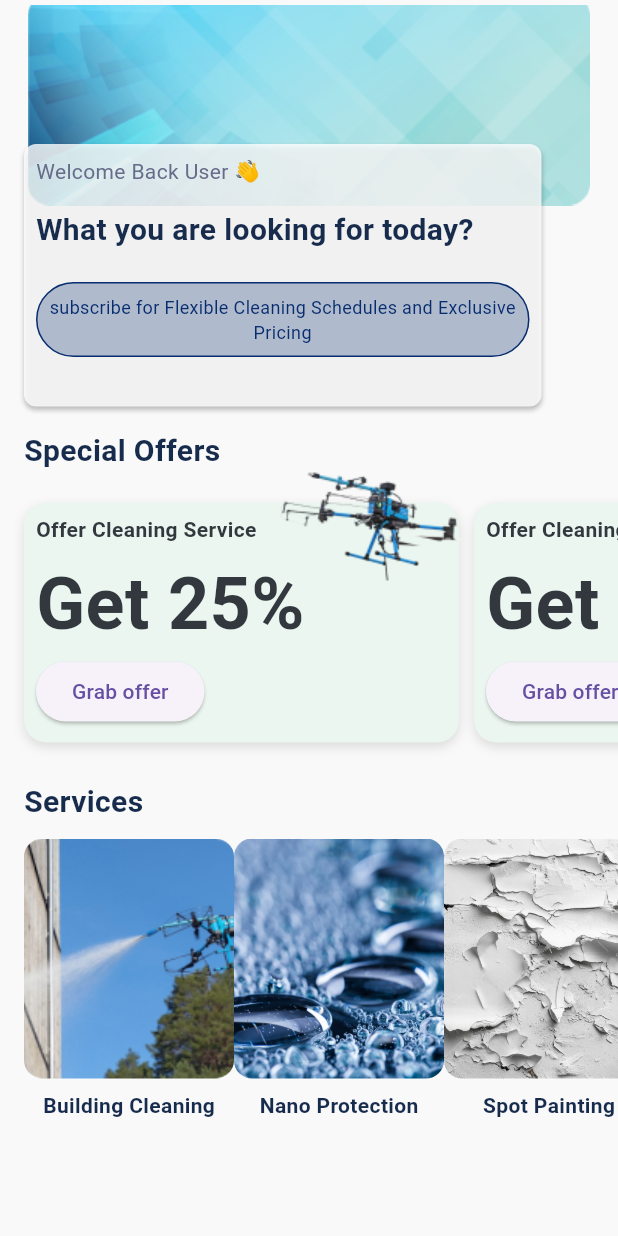
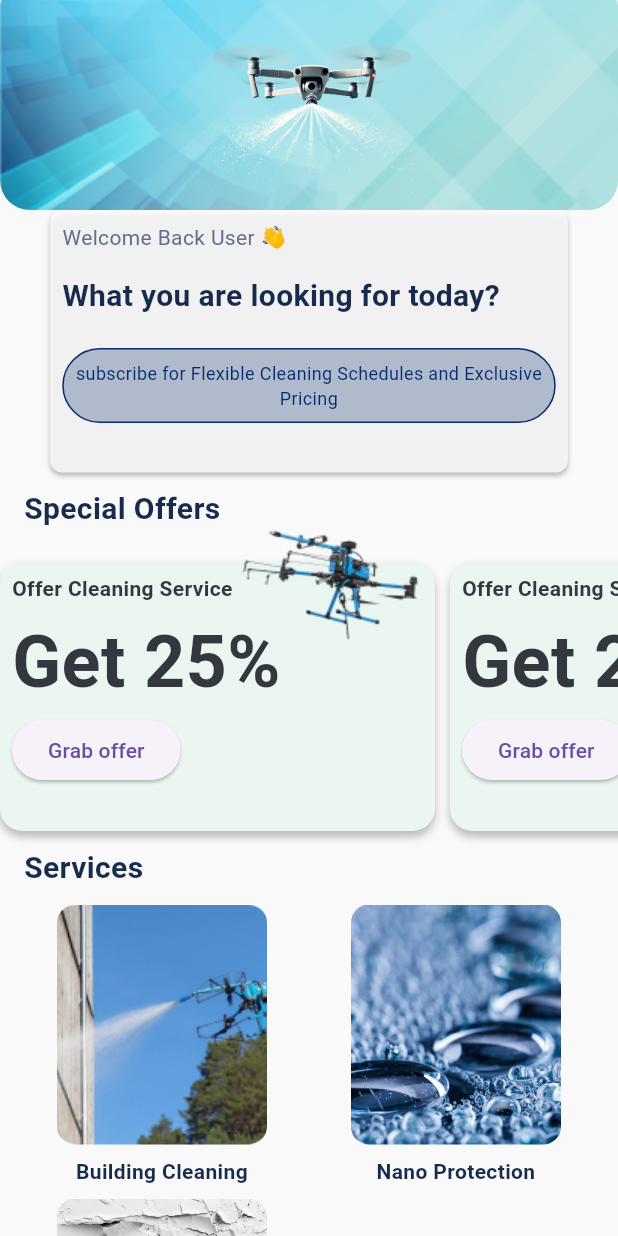
Before and after one commit to Abdulaziz-Alamri/Dronify_app, a Flutter app: the screen it shows after launch, on a phone screen of 412 x 824 dp. Run offline on Flutter 3.47's test engine with Material 3 defaults, Android fonts, the phone set to English and light mode, and no system bars.

Commit message:
home updated

```diff
--- a/apps/dronify/lib/Home/home_screen.dart
+++ b/apps/dronify/lib/Home/home_screen.dart
@@ -8,95 +8,62 @@ class HomeScreen extends StatelessWidget {
   @override
   Widget build(BuildContext context) {
     return Scaffold(
-      backgroundColor: Color(0xffF9F9F9),
+      backgroundColor: const Color(0xffF9F9F9),
       body: Stack(
         clipBehavior: Clip.none,
         children: [
-          Container(
-            height: 140,
-            width: double.infinity,
-            decoration: BoxDecoration(
-                image:
-                    DecorationImage(image: AssetImage('assets/appbar1.png'))),
+          CustomScrollView(
+            slivers: [
+              SliverAppBar(
+                expandedHeight: 140.0,
+                flexibleSpace: FlexibleSpaceBar(
+                  background: Container(
+                    decoration: const BoxDecoration(
+                      image: DecorationImage(
+                        image: AssetImage('assets/appbar1.png'),
+                        fit: BoxFit.cover,
                       ),
-          Positioned(
-            top: 80,
-            child: Container(
-              padding: EdgeInsets.all(16),
+                      borderRadius: BorderRadius.only(
+                        bottomLeft: Radius.circular(20),
+                        bottomRight: Radius.circular(20),
+                      ),
+                    ),
+                    child: Align(
+                      alignment: Alignment.bottomCenter,
+                      child: Image.asset(
+                        'assets/Group 34611.png',
+                      ),
+                    ),
+                  ),
+                ),
+                backgroundColor: Colors.transparent,
+                pinned: false,
+              ),
+              SliverToBoxAdapter(
                 child: Column(
                   crossAxisAlignment: CrossAxisAlignment.start,
                   children: [
-                  Container(
-                    height: 175,
-                    width: 345,
-                    decoration: BoxDecoration(
-                      color: Colors.white.withOpacity(0.8),
-                      borderRadius: BorderRadius.circular(8),
-                      boxShadow: [
-                        BoxShadow(
-                          color: Colors.black.withOpacity(0.25),
-                          blurRadius: 2,
-                          offset: Offset(0, 2),
-                        ),
-                      ],
-                    ),
-                    padding: EdgeInsets.all(8),
-                    child: Column(
-                      crossAxisAlignment: CrossAxisAlignment.start,
-                      children: [
-                        Text(
-                          'Welcome Back User 👋',
-                          style:
-                              TextStyle(fontSize: 14, color: Color(0xff666C89)),
-                        ),
-                        SizedBox(
-                          height: 15,
-                        ),
-                        Text(
-                          'What you are looking for today?',
-                          style: TextStyle(
-                              fontSize: 20,
-                              fontWeight: FontWeight.bold,
-                              color: Color(0xff172B4D)),
-                        ),
-                        SizedBox(
-                          height: 20,
-                        ),
-                        Container(
-                          height: 50,
-                          decoration: BoxDecoration(
-                              border: Border.all(color: Color(0xff072D6F)),
-                              borderRadius: BorderRadius.circular(360),
-                              color: Color(0xff072D6F).withOpacity(0.28)),
-                          child: Center(
+                    Align(
+                        alignment: Alignment.topCenter,
+                        child: const welcomeback()),
+                    const SizedBox(height: 10),
+                    const Padding(
+                      padding: EdgeInsets.symmetric(horizontal: 16),
                       child: Text(
-                              'subscribe for Flexible Cleaning Schedules and Exclusive Pricing',
-                              style: TextStyle(
-                                  fontSize: 12, color: Color(0xff072D6F)),
-                              textAlign: TextAlign.center,
-                            ),
-                          ),
-                        )
-                      ],
-                    ),
-                  ),
-                  SizedBox(
-                    height: 15,
-                  ),
-                  Text(
                         'Special Offers',
                         style: TextStyle(
                             fontSize: 20,
                             fontWeight: FontWeight.bold,
                             color: Color(0xff172B4D)),
                       ),
-                  SizedBox(height: 10),
-                  Container(
+                    ),
+                    const SizedBox(height: 20),
+                    SizedBox(
                       height: 180,
-                    child: SingleChildScrollView(
+                      child: ListView(
+                        clipBehavior: Clip.none,
                         scrollDirection: Axis.horizontal,
-                      child: Row(
-                        children: [
+                        children: const [
                           SpecialOfferCard(
                             imageUrl: 'assets/drone.png',
                             title: 'Offer Cleaning Service',
@@ -125,23 +92,33 @@ class HomeScreen extends StatelessWidget {
                         ],
                       ),
                     ),
-                  ),
-                  SizedBox(
-                    height: 15,
-                  ),
-                  Text(
+                    const SizedBox(height: 10),
+                    const Padding(
+                      padding: EdgeInsets.symmetric(horizontal: 16),
+                      child: Text(
                         'Services',
                         style: TextStyle(
                             fontSize: 20,
                             fontWeight: FontWeight.bold,
                             color: Color(0xff172B4D)),
                       ),
-                  SizedBox(height: 10),
-                  SingleChildScrollView(
-                    child: Row(
-                      //                   gridDelegate: SliverGridDelegateWithFixedCrossAxisCount(
-                      // crossAxisCount: 2),
-                      children: [
+                    ),
+                    SizedBox(
+                      height: 10,
+                    ),
+                    Padding(
+                      padding: const EdgeInsets.symmetric(horizontal: 10),
+                      child: SizedBox(
+                        height: 470,
+                        child: GridView(
+                          padding: EdgeInsets.zero,
+                          physics: const NeverScrollableScrollPhysics(),
+                          gridDelegate:
+                              const SliverGridDelegateWithFixedCrossAxisCount(
+                            crossAxisCount: 2,
+                            childAspectRatio: 1,
+                          ),
+                          children: const [
                             ServiceCard(
                               imageUrl: 'assets/clean.png',
                               title: 'Building Cleaning',
@@ -157,7 +134,71 @@ class HomeScreen extends StatelessWidget {
                           ],
                         ),
                       ),
+                    ),
                   ],
+                ),
+              ),
+            ],
+          ),
+        ],
+      ),
+    );
+  }
+}
+
+class welcomeback extends StatelessWidget {
+  const welcomeback({
+    super.key,
+  });
+
+  @override
+  Widget build(BuildContext context) {
+    return Container(
+      height: 175,
+      width: 345,
+      decoration: BoxDecoration(
+        color: Colors.white.withOpacity(0.8),
+        borderRadius: BorderRadius.circular(8),
+        boxShadow: [
+          BoxShadow(
+            color: Colors.black.withOpacity(0.25),
+            blurRadius: 2,
+            offset: const Offset(0, 2),
+          ),
+        ],
+      ),
+      padding: const EdgeInsets.all(8),
+      child: Column(
+        crossAxisAlignment: CrossAxisAlignment.start,
+        children: [
+          const Text(
+            'Welcome Back User 👋',
+            style: TextStyle(fontSize: 14, color: Color(0xff666C89)),
+          ),
+          const SizedBox(
+            height: 15,
+          ),
+          const Text(
+            'What you are looking for today?',
+            style: TextStyle(
+                fontSize: 20,
+                fontWeight: FontWeight.bold,
+                color: Color(0xff172B4D)),
+          ),
+          const SizedBox(
+            height: 20,
+          ),
+          Container(
+            height: 50,
+            decoration: BoxDecoration(
+                border: Border.all(color: const Color(0xff072D6F)),
+                borderRadius: BorderRadius.circular(360),
+                color: const Color(0xff072D6F).withOpacity(0.28)),
+            child: const Center(
+              child: Text(
+                'subscribe for Flexible Cleaning Schedules and Exclusive Pricing',
+                style: TextStyle(fontSize: 12, color: Color(0xff072D6F)),
+                textAlign: TextAlign.center,
               ),
             ),
           )
--- a/apps/dronify/lib/Home/special_offer_card.dart
+++ b/apps/dronify/lib/Home/special_offer_card.dart
@@ -21,16 +21,16 @@ class SpecialOfferCard extends StatelessWidget {
         borderRadius: BorderRadius.circular(15),
         boxShadow: [
           BoxShadow(
-            color: Colors.black12,
-            blurRadius: 6,
-            offset: Offset(0, 3),
+            color: Colors.black.withOpacity(0.25),
+            blurRadius: 4,
+            offset: Offset(0, 4),
           ),
         ],
       ),
       child: Stack(
         clipBehavior: Clip.none,
         children: [
-          Positioned(left: 160, bottom: 100, child: Image.asset(imageUrl)),
+          Positioned(left: 150, bottom: 120, child: Image.asset(imageUrl)),
           Padding(
             padding: const EdgeInsets.all(8.0),
             child: Column(
```
Lines whose indentation alone changed are shown as unchanged.
